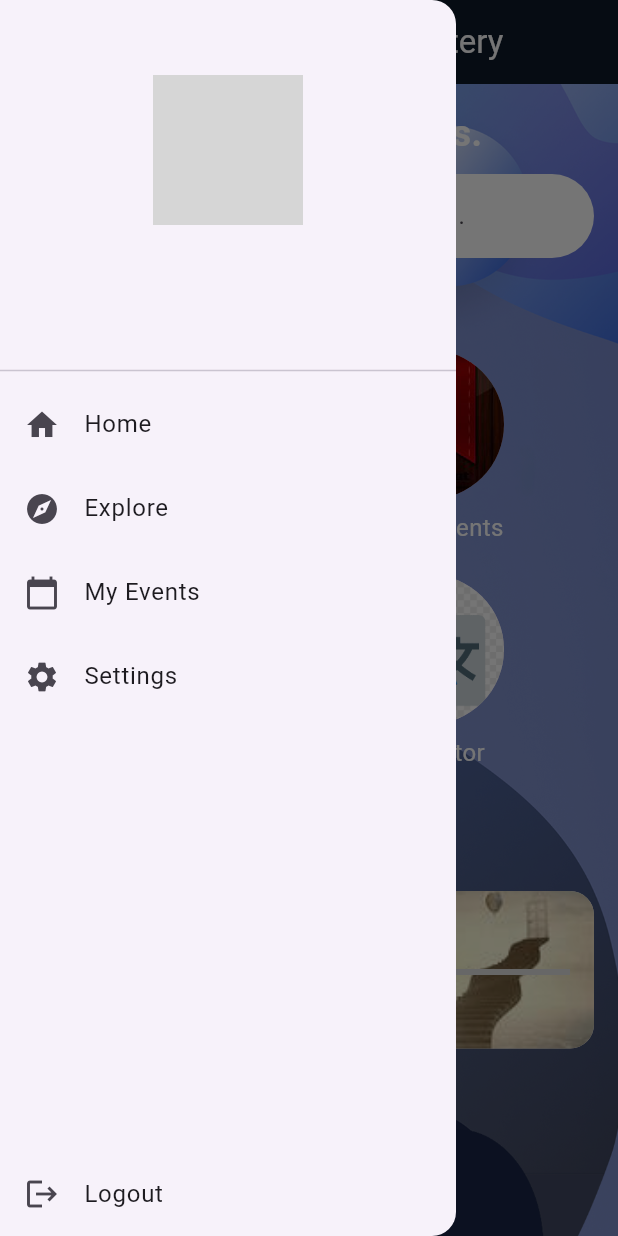
After one commit to Kotresh162/Engliish_masterty, a Flutter app: the CustomScaffold screen opened directly, with the side drawer open, on a phone screen of 412 x 824 dp. The commit adds this screen. Run offline on Flutter 3.47's test engine with Material 3 defaults, Android fonts, the phone set to English and light mode, and no system bars; our stand-ins replace cloud_firestore, firebase_auth, firebase_core, flutter_tts, pie_chart, youtube_player_flutter; missing offline and left inert: translator; accounts and stored records are empty; network calls fail; grey boxes are pictures that could not be loaded.

Commit message:
profile update

```diff
--- a/lib/main.dart
+++ b/lib/main.dart
@@ -1,7 +1,5 @@
 import 'package:firebase_core/firebase_core.dart';
 import 'package:flutter/material.dart';
-import 'package:get/get.dart';
-import 'package:login_signup/controllers/courses_controller.dart';
 import 'package:login_signup/screens/welcome_screen.dart';
 
 // Adjust the import path as necessary
@@ -9,7 +7,6 @@ import 'package:login_signup/screens/welcome_screen.dart';
 void main() {
   WidgetsFlutterBinding.ensureInitialized();
   Firebase.initializeApp();
-  Get.put(CoursesController());
   runApp(const MyApp());
 }
 
--- a/lib/screens/assesment/grammer_scrren.dart
+++ b/lib/screens/assesment/grammer_scrren.dart
@@ -16,6 +16,12 @@ class _GrammarHomePageState extends State<GrammarHomePage> {
     return Scaffold(
       appBar: AppBar(
         title: const Text('English Grammar', style: TextStyle(color: Colors.white)),
+        leading: IconButton(
+          icon: Icon(Icons.arrow_back),
+          onPressed: () {
+            Navigator.pop(context); // Handle back press
+          },
+        ),
         backgroundColor: const Color(0xFF0D1B2A),
         iconTheme: const IconThemeData(color: Colors.white),
       ),
--- a/lib/screens/assesment/test_page.dart
+++ b/lib/screens/assesment/test_page.dart
@@ -76,6 +76,12 @@ class _TestPageState extends State<TestPage> {
     return Scaffold(
       appBar: AppBar(
         title: const Text('Test Your Knowledge'),
+        leading: IconButton(
+          icon: Icon(Icons.arrow_back),
+          onPressed: () {
+            Navigator.pop(context); // Handle back press
+          },
+        ),
         backgroundColor: const Color(0xFF1F2C46),
       ),
       body: Padding(
--- a/lib/screens/registry/verify_email.dart
+++ b/lib/screens/registry/verify_email.dart
@@ -14,7 +14,7 @@ class VerifyEmailView extends StatelessWidget {
       body: Column(
         children: [
           const Text('please verify email sent to ur mail'),
-          const Text('if you dont get conformation mail press below button'),
+          const Text("if you didn't get conformation mail press below button"),
           TextButton(
             onPressed: () async {
               final user = FirebaseAuth.instance.currentUser;
--- /dev/null
+++ b/lib/screens/sidebar/custom_drawer.dart
@@ -0,0 +1,198 @@
+import 'package:cloud_firestore/cloud_firestore.dart';
+import 'package:firebase_auth/firebase_auth.dart';
+import 'package:flutter/material.dart';
+import 'package:login_signup/screens/dashboard_screen.dart';
+import 'package:login_signup/screens/profille_page.dart';
+import '../courses/courses_screen.dart';
+import '../registry/signin_screen.dart';
+
+// Function to show the logout confirmation dialog
+Future<bool> ShowlogOutDialog(BuildContext context) {
+  return showDialog<bool>(
+    context: context,
+    builder: (context) {
+      return AlertDialog(
+        title: const Text('Sign Out'),
+        content: const Text('Are you sure you want to sign out?'),
+        actions: [
+          TextButton(
+            onPressed: () {
+              Navigator.of(context).pop(false); // Cancel logout
+            },
+            child: const Text('Cancel'),
+          ),
+          TextButton(
+            onPressed: () {
+              Navigator.of(context).pop(true); // Proceed with logout
+            },
+            child: const Text('Log Out'),
+          ),
+        ],
+      );
+    },
+  ).then((value) => value ?? false); // Default to false if value is null
+}
+
+// Reusable widget for displaying the profile picture and name
+class ProfileWidget extends StatelessWidget {
+  final String name;
+  final String photoUrl;
+  final VoidCallback onTap;
+
+  const ProfileWidget({
+    Key? key,
+    required this.name,
+    required this.photoUrl,
+    required this.onTap,
+  }) : super(key: key);
+
+  @override
+  Widget build(BuildContext context) {
+    return GestureDetector(
+      onTap: onTap,
+      child: Column(
+        children: [
+          CircleAvatar(
+            radius: 50, // Profile picture size
+            backgroundImage: NetworkImage(photoUrl),
+          ),
+          const SizedBox(height: 10),
+          Text(
+            name,
+            style: const TextStyle(fontSize: 20, fontWeight: FontWeight.bold),
+          ),
+        ],
+      ),
+    );
+  }
+}
+
+// Fetch user data from Firestore using email
+Future<Map<String, dynamic>> getUserData() async {
+  User? currentUser = FirebaseAuth.instance.currentUser;
+  if (currentUser != null) {
+    QuerySnapshot userSnapshot = await FirebaseFirestore.instance
+        .collection('Users')
+        .where('email', isEqualTo: currentUser.email)
+        .get();
+
+    if (userSnapshot.docs.isNotEmpty) {
+      DocumentSnapshot userDoc = userSnapshot.docs.first;
+      return userDoc.data() as Map<String, dynamic>;
+    }
+  }
+  return {};
+}
+
+// Custom Drawer with navigation options
+class CustomDrawer extends StatelessWidget {
+  const CustomDrawer({Key? key}) : super(key: key);
+
+  @override
+  Widget build(BuildContext context) {
+    return Drawer(
+      child: Column(
+        children: [
+          // Profile Section
+          Padding(
+            padding: const EdgeInsets.symmetric(vertical: 50.0),
+            child: FutureBuilder<Map<String, dynamic>>(
+              future: getUserData(),
+              builder: (context, snapshot) {
+                if (snapshot.connectionState == ConnectionState.waiting) {
+                  return const CircularProgressIndicator(); // Show a loader while data is being fetched
+                }
+
+                if (snapshot.hasError) {
+                  return const Text("Error fetching data");
+                }
+
+                if (snapshot.hasData) {
+                  var userData = snapshot.data!;
+                  String name = userData['FullName'] ?? 'User Name';  // Default if data is missing
+                  String photoUrl = userData['photo'] ?? 'https://example.com/default_photo.jpg'; // Default photo
+
+                  return ProfileWidget(
+                    name: name,
+                    photoUrl: photoUrl,
+                    onTap: () {
+                      Navigator.push(
+                        context,
+                        MaterialPageRoute(
+                          builder: (context) => ProfilePage(),
+                        ),
+                      );
+                    },
+                  );
+                }
+
+                return const Text('No data available');
+              },
+            ),
+          ),
+          const Divider(),
+
+          // Drawer Menu Options
+          ListTile(
+            leading: const Icon(Icons.home),
+            title: const Text('Home'),
+            onTap: () {
+              Navigator.pushReplacement(
+                context,
+                MaterialPageRoute(
+                  builder: (context) => DashboardScreen(),
+                ),
+              );
+            },
+          ),
+
+          ListTile(
+            leading: const Icon(Icons.explore),
+            title: const Text('Explore'),
+            onTap: () {
+              Navigator.push(
+                context,
+                MaterialPageRoute(
+                  builder: (context) => GraphicDesignScreen(),
+                ),
+              );
+            },
+          ),
+          ListTile(
+            leading: const Icon(Icons.calendar_today),
+            title: const Text('My Events'),
+            onTap: () {
+              Navigator.pushNamed(context, '/my_events');
+            },
+          ),
+          ListTile(
+            leading: const Icon(Icons.settings),
+            title: const Text('Settings'),
+            onTap: () {
+              Navigator.pushNamed(context, '/settings');
+            },
+          ),
+          const Spacer(),
+
+          // Logout Option
+          ListTile(
+            leading: const Icon(Icons.logout),
+            title: const Text('Logout'),
+            onTap: () async {
+              final shouldOut = await ShowlogOutDialog(context);
+              if (shouldOut) {
+                await FirebaseAuth.instance.signOut();
+                Navigator.pushReplacement(
+                  context,
+                  MaterialPageRoute(
+                    builder: (context) => const SignInScreen(),
+                  ),
+                );
+              }
+            },
+          ),
+        ],
+      ),
+    );
+  }
+}
--- a/lib/screens/translate_screen.dart
+++ b/lib/screens/translate_screen.dart
@@ -94,6 +94,12 @@ class _LanguageTranslatingPageState extends State<LanguageTranslatingPage> {
         title: const Text(
           'Language Translator',
           style: TextStyle(color: Colors.white),
+        ),
+        leading: IconButton(
+          icon: Icon(Icons.arrow_back,color: Colors.white,),
+          onPressed: () {
+            Navigator.pop(context); // Handle back press
+          },
         ),
         centerTitle: true,
         backgroundColor: const Color(0xff10223d),
```
Also changed, not shown: lib/controllers/courses_controller.dart (deleted, +0 -27 lines), lib/model/card.dart (deleted, +0 -28 lines), lib/screens/assesment/assement1.dart (+6 -1 lines), lib/screens/courses/courses_screen.dart (+50 -78 lines), lib/screens/courses/video_screen.dart (+7 -1 lines), lib/screens/dashboard_screen.dart (+13 -4 lines), lib/screens/profille_page.dart (added, +183 -0 lines), lib/screens/registry/signup_screen.dart (+17 -5 lines), lib/services/storage_Service.dart (deleted, +0 -11 lines), lib/widgets/custom_scaffold.dart (+8 -49 lines), assets/images/progress_bg.jpg (added), lib/model/card.g.dart (deleted).
